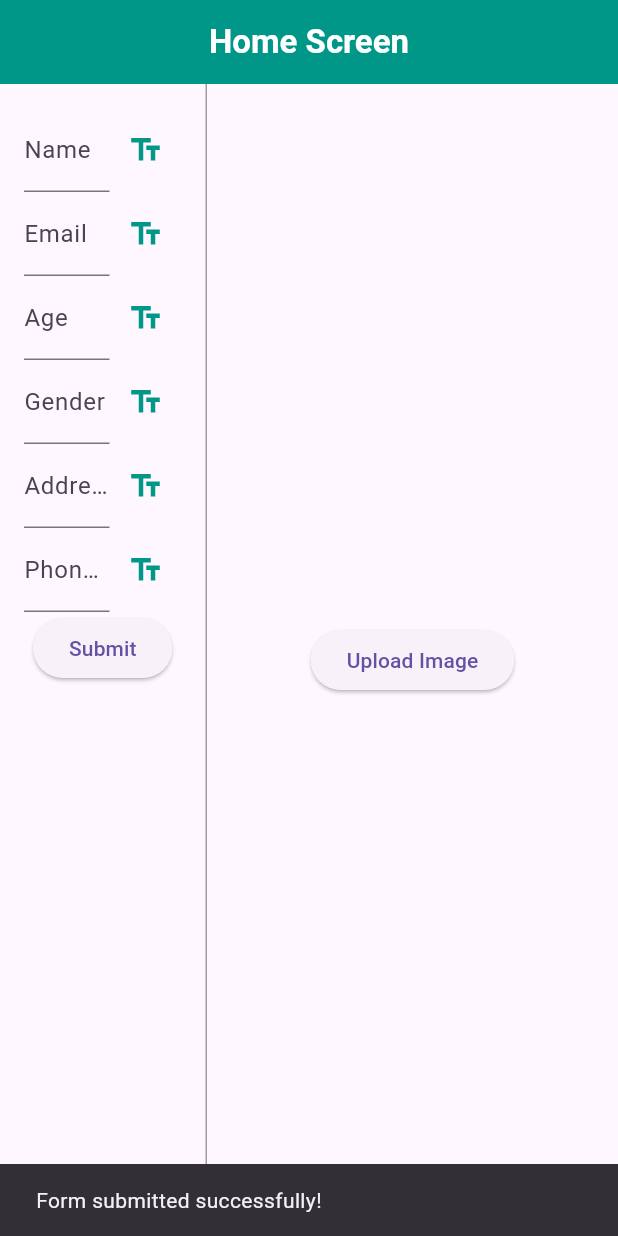
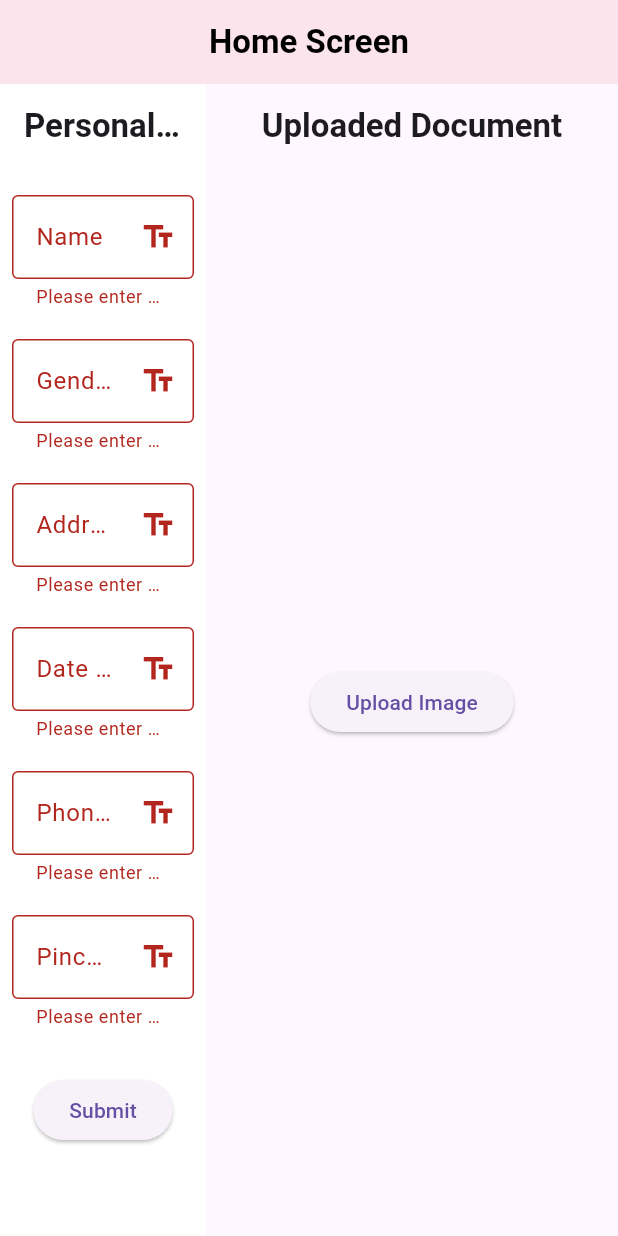
Before and after one commit to mubinsyedmuhammed/Text_extractor, a Flutter app: the screen it shows after launch, after a tap on "Submit", on a phone screen of 412 x 824 dp. Run offline on Flutter 3.47's test engine with Material 3 defaults, Android fonts, the phone set to English and light mode, and no system bars; our stand-ins replace file_picker.

Commit message:
first commit

```diff
--- /dev/null
+++ b/lib/Screen/custom_app_bar.dart
@@ -0,0 +1,33 @@
+import 'package:text_extractor/Screen/home_screen.dart';
+import 'package:flutter/material.dart';
+
+class CustomAppBar extends StatelessWidget implements PreferredSizeWidget {
+  const CustomAppBar({super.key});
+
+  @override
+  Widget build(BuildContext context) {
+    return AppBar(
+      backgroundColor: Colors.pink[50],
+      centerTitle: true,
+      title: GestureDetector(
+          onTap: () {
+            // Rebuild the HomeScreen when the title is clicked
+            Navigator.pushReplacement(
+              context,
+              MaterialPageRoute(builder: (context) => const MyHomePage()),
+            );
+          },
+        child: const Text(
+            "Home Screen",
+            style: TextStyle(
+              fontWeight: FontWeight.bold,
+              color: Colors.black
+            ),
+      )
+    ),
+    );
+  }
+
+  @override
+  Size get preferredSize => const Size.fromHeight(kToolbarHeight);
+}
--- /dev/null
+++ b/lib/Screen/home_screen.dart
@@ -0,0 +1,32 @@
+import 'package:text_extractor/Screen/custom_app_bar.dart';
+import 'package:text_extractor/containers/left_container.dart';
+import 'package:text_extractor/containers/right_container.dart';
+import 'package:flutter/material.dart';
+
+class MyHomePage extends StatefulWidget {
+  const MyHomePage({super.key});
+
+  @override
+  State<MyHomePage> createState() => _MyHomePageState();
+}
+
+class _MyHomePageState extends State<MyHomePage> {
+  @override
+  Widget build(BuildContext context) {
+    return Scaffold(
+      appBar: const CustomAppBar(),
+      body: Row(
+        children: const [
+          Expanded(
+            flex: 1,
+            child: LeftContainer(),
+          ),
+          Expanded(
+            flex: 2,
+            child: RightContainer(),
+          ),
+        ],
+      ),
+    );
+  }
+}
--- /dev/null
+++ b/lib/Services/image_uploader.dart
@@ -0,0 +1,80 @@
+import 'dart:typed_data';
+import 'package:flutter/material.dart';
+import 'package:file_picker/file_picker.dart';
+
+// ignore: use_key_in_widget_constructors
+class ImageUploader extends StatefulWidget {
+  @override
+  // ignore: library_private_types_in_public_api
+  _ImageUploaderState createState() => _ImageUploaderState();
+}
+
+class _ImageUploaderState extends State<ImageUploader> {
+  Uint8List? _selectedImageBytes;
+
+  Future<void> _pickImage() async {
+    FilePickerResult? result = await FilePicker.platform.pickFiles(
+      type: FileType.image,
+    );
+
+    if (result != null && result.files.single.bytes != null) {
+      setState(() {
+        _selectedImageBytes = result.files.single.bytes;
+      });
+    } else {
+      // ignore: use_build_context_synchronously
+      ScaffoldMessenger.of(context).showSnackBar(
+        const SnackBar(content: Text('No image selected or invalid file')),
+      );
+    }
+  }
+
+  void _clearImage() {
+    setState(() {
+      _selectedImageBytes = null;
+    });
+  }
+
+  @override
+  Widget build(BuildContext context) {
+    return Scaffold(
+      appBar: AppBar(
+        centerTitle: true,
+        title: const Text(
+          'Uploaded Document',
+          style: TextStyle(fontWeight: FontWeight.bold),
+        ),
+      ),
+      body: _selectedImageBytes == null
+          ? Center(
+              child: ElevatedButton(
+                onPressed: _pickImage,
+                child: const Text("Upload Image"),
+              ),
+            )
+          : Stack(
+              children: [
+                Center(
+                  child: Image.memory(_selectedImageBytes!),
+                ),
+                Positioned(
+                  top: 25,
+                  right: 3,
+                  child: Container(
+                    width: 40,
+                    height: 40,
+                    decoration: BoxDecoration(
+                    shape: BoxShape.circle,
+                    color: Colors.red
+                    ),
+                    child: IconButton(
+                      onPressed: _clearImage,
+                      icon: const Icon(Icons.close, color: Colors.white),
+                    ),
+                  )
+                ),
+              ],
+            ),
+    );
+  }
+}
--- /dev/null
+++ b/lib/Services/text_form.dart
@@ -0,0 +1,134 @@
+import 'package:flutter/material.dart';
+
+
+class IconButtonForText extends StatelessWidget {
+  const IconButtonForText({super.key, required this.field, required this.onExtract});
+
+  final String field;
+  final Function(String) onExtract;
+
+  @override
+  Widget build(BuildContext context) {
+    return IconButton(
+          icon: const Icon(Icons.text_fields, color: Colors.blueGrey),
+          onPressed: () => onExtract(field),
+        );
+  }
+}
+
+// ignore: use_key_in_widget_constructors
+class CustomForm extends StatefulWidget {
+  @override
+  // ignore: library_private_types_in_public_api
+  _CustomFormState createState() => _CustomFormState();
+}
+
+class _CustomFormState extends State<CustomForm> {
+  final _formKey = GlobalKey<FormState>();
+  final TextEditingController _nameController = TextEditingController();
+  final TextEditingController _pincodeController = TextEditingController();
+  final TextEditingController _phoneController = TextEditingController();
+  final TextEditingController _genderController = TextEditingController();
+  final TextEditingController _dobController = TextEditingController();
+  final TextEditingController _addressController = TextEditingController();
+
+  void _clearField(TextEditingController controller) {
+    controller.clear();
+  }
+
+  void _submitForm() {
+    if (_formKey.currentState!.validate()) {
+      ScaffoldMessenger.of(context).showSnackBar(
+        SnackBar(content: Text('Form Submitted Successfully!')),
+      );
+    }
+  }
+
+  @override
+  Widget build(BuildContext context) {
+    return Scaffold(
+      appBar: AppBar(
+        backgroundColor: Colors.white,
+        title: Text('Personal Information', style: TextStyle(
+            fontWeight: FontWeight.bold
+          ),
+        ),
+        centerTitle: true,
+      ),
+      backgroundColor: Colors.white70,
+      body: Padding(
+        padding: const EdgeInsets.all(8.0),
+        child: Form(
+          key: _formKey,
+          child: Column(
+            children: [
+              _buildTextField(
+                controller: _nameController,
+                label: 'Name',
+                icon: Icons.text_fields,
+              ),
+              _buildTextField(
+                controller: _genderController,
+                label: 'Gender',
+                icon: Icons.text_fields,
+              ),
+              _buildTextField(
+                controller: _addressController,
+                label: 'Address',
+                icon: Icons.text_fields,
+              ),
+              _buildTextField(
+                controller: _dobController,
+                label: 'Date of Birth',
+                icon: Icons.text_fields,
+              ),
+              _buildTextField(
+                controller: _phoneController,
+                label: 'Phone Number',
+                icon: Icons.text_fields,
+              ),
+              _buildTextField(
+                controller: _pincodeController,
+                label: 'Pincode',
+                icon: Icons.text_fields,
+              ),
+              SizedBox(height: 20),
+              ElevatedButton(
+                onPressed: _submitForm,
+                child: Text('Submit'),
+              ),
+            ],
+          ),
+        ),
+      ),
+    );
+  }
+
+
+  Widget _buildTextField({
+    required TextEditingController controller,
+    required String label,
+    required IconData icon,
+  }) {
+    return Padding(
+      padding: const EdgeInsets.symmetric(vertical: 10),
+      child: TextFormField(
+        controller: controller,
+        decoration: InputDecoration(
+          labelText: label,
+          border: OutlineInputBorder(),
+          suffixIcon: IconButton(
+            icon: Icon(icon),
+            onPressed: () => _clearField(controller),
+          ),
+        ),
+        validator: (value) {
+          if (value == null || value.isEmpty) {
+            return 'Please enter $label';
+          }
+          return null;
+        },
+      ),
+    );
+  }
+}
--- /dev/null
+++ b/lib/containers/left_container.dart
@@ -0,0 +1,17 @@
+// ignore: depend_on_referenced_packages
+import 'package:text_extractor/Services/text_form.dart';
+import 'package:flutter/material.dart';
+
+class LeftContainer extends StatelessWidget {
+  const LeftContainer({super.key});
+
+  @override
+  Widget build(BuildContext context) {
+    return Container(
+      color: Colors.white,
+      child: Center(
+        child: CustomForm(),
+      ),
+    );
+  }
+}
--- /dev/null
+++ b/lib/containers/right_container.dart
@@ -0,0 +1,17 @@
+// ignore: unused_import
+import 'package:text_extractor/Services/image_uploader.dart';
+import 'package:flutter/material.dart';
+
+class RightContainer extends StatelessWidget {
+  const RightContainer({super.key});
+
+  @override
+  Widget build(BuildContext context) {
+    return Container(
+      color: Colors.white,
+      child: Center(
+        child: ImageUploader(),
+      ),
+    );
+  }
+}
--- a/lib/main.dart
+++ b/lib/main.dart
@@ -1,5 +1,5 @@
 import 'package:flutter/material.dart';
-import 'screens/home_screen.dart';
+import 'package:text_extractor/Screen/home_screen.dart';
 
 void main() {
   runApp(const MyApp());
@@ -19,7 +19,7 @@ class MyApp extends StatelessWidget {
           headlineSmall: TextStyle(fontSize: 26, fontWeight: FontWeight.bold),
         ),
       ),
-      home: const HomeScreen(),
+      home: const MyHomePage(),
     );
   }
 }
--- a/lib/screens/home_screen.dart
+++ b/lib/screens/home_screen.dart
@@ -1,33 +1 @@
-import 'package:flutter/material.dart';
-import 'roi_selection_screen.dart';
-
-class HomeScreen extends StatelessWidget {
-  const HomeScreen({super.key});
-
-  @override
-  Widget build(BuildContext context) {
-    return Scaffold(
-      appBar: AppBar(
-        centerTitle: true,
-        title: GestureDetector(
-          onTap: () {
-            // Rebuild the HomeScreen when the title is clicked
-            Navigator.pushReplacement(
-              context,
-              MaterialPageRoute(builder: (context) => const HomeScreen()),
-            );
-          },
-          child: const Text(
-            "Home Screen",
-            style: TextStyle(
-              fontWeight: FontWeight.bold,
-              color: Colors.white
-            ),
-          ),
-        ),
-        backgroundColor: Colors.teal,
-      ),
-      body: const ROISelectionView(),
-    );
-  }
-}
+// TODO Implement this library.
--- a/lib/screens/roi_selection_screen.dart
+++ /dev/null
@@ -1,175 +0,0 @@
-import 'dart:developer';
-import 'dart:typed_data';
-import 'package:flutter/material.dart';
-import 'package:image/image.dart' as img;
-import 'package:image_painter/image_painter.dart';
-import 'package:file_picker/file_picker.dart';
-import 'package:text_extractor/services/roi_form.dart';
-import 'package:text_extractor/widgets/image_viewer.dart';
-import '../services/ocr_service.dart';
-
-
-class ROISelectionView extends StatefulWidget {
-  const ROISelectionView({super.key});
-
-  @override
-  ROISelectionViewState createState() => ROISelectionViewState();
-}
-
-class ROISelectionViewState extends State<ROISelectionView> {
-  Uint8List? _imageBytes;
-  late ImagePainterController _controller;
-  final _formKey = GlobalKey<FormState>();
-  final Map<String, TextEditingController> _fieldControllers = {
-    "Name": TextEditingController(),
-    "Email": TextEditingController(),
-    "Age": TextEditingController(),
-    "Gender": TextEditingController(),
-    "Address": TextEditingController(),
-    "Phone Number": TextEditingController(),
-  };
-
-  @override
-  void initState() {
-    super.initState();
-    _initializeController();
-  }
-
-  void _initializeController() {
-    _controller = ImagePainterController(
-      fill: false,
-      color: Colors.black,
-      mode: PaintMode.rect,
-      strokeWidth: 2.0,
-    );
-  }
-
-  @override
-  void dispose() {
-    _controller.dispose();
-    for (var controller in _fieldControllers.values) {
-      controller.dispose();
-    }
-    super.dispose();
-  }
-
-  Future<void> _pickFile() async {
-    FilePickerResult? result = await FilePicker.platform.pickFiles(
-      type: FileType.image,
-    );
-
-    if (result != null && result.files.single.bytes != null) {
-      setState(() {
-        _imageBytes = result.files.single.bytes;
-        _initializeController(); // Reinitialize the controller with the new image
-      });
-    } else {
-      log("File selection canceled.");
-      // ignore: use_build_context_synchronously
-      ScaffoldMessenger.of(context).showSnackBar(
-        const SnackBar(content: Text('No image selected or invalid file')),
-      );
-    }
-  }
-
-  void _clearImage() {
-    setState(() {
-      _imageBytes = null;
-      _controller.clear();
-    });
-  }
-
-  Future<void> _extractTextFromCroppedImage(String field) async {
-    if (_imageBytes == null) {
-      _showSnackBar('Please upload an image');
-      return;
-    }
-
-    final img.Image? decodedImage = img.decodeImage(_imageBytes!);
-    if (decodedImage == null || _controller.paintHistory.isEmpty) {
-      _showSnackBar('Invalid image or no ROI selected');
-      return;
-    }
-
-    final paintInfo = _controller.paintHistory.last;
-    if (paintInfo.mode != PaintMode.rect || paintInfo.offsets.length < 2) {
-      _showSnackBar('Please draw a valid rectangular ROI.');
-      return;
-    }
-
-    final int left = paintInfo.offsets[0]!.dx.toInt();
-    final int top = paintInfo.offsets[0]!.dy.toInt();
-    final int right = paintInfo.offsets[1]!.dx.toInt();
-    final int bottom = paintInfo.offsets[1]!.dy.toInt();
-
-    if (left >= right || top >= bottom) {
-      _showSnackBar('Invalid region dimensions. Please select properly.');
-      return;
-    }
-
-    try {
-      final croppedImage = img.copyCrop(decodedImage, x: left, y: top, width: right - left, height: bottom - top);
-      Uint8List croppedBytes = Uint8List.fromList(img.encodeJpg(croppedImage));
-
-      OCRService ocrService = OCRService();
-      String extractedText = await ocrService.extractText(croppedBytes);
-
-      if (extractedText.isEmpty) {
-        _showSnackBar('No text found in the cropped region');
-        return;
-      }
-
-      setState(() {
-        _fieldControllers[field]?.text = extractedText;
-      });
-
-      _showSnackBar(extractedText);
-    } catch (e) {
-      log("Error during cropping/extraction: $e");
-      _showSnackBar('Failed to process the image. Try again.');
-    }
-  }
-
-  void _showSnackBar(String message) {
-    ScaffoldMessenger.of(context).showSnackBar(
-      SnackBar(content: Text(message)),
-    );
-  }
-
-  void _submitForm() {
-    if (_formKey.currentState!.validate()) {
-      _showSnackBar('Form submitted successfully!');
-    }
-  }
-
-  @override
-  Widget build(BuildContext context) {
-    return Row(
-      crossAxisAlignment: CrossAxisAlignment.start,
-      children: [
-        Expanded(
-          flex: 1,
-          child: Padding(
-            padding: const EdgeInsets.all(16.0),
-            child: ROIForm(
-              formKey: _formKey,
-              fieldControllers: _fieldControllers,
-              onExtract: _extractTextFromCroppedImage,
-              onSubmit: _submitForm,
-            ),
-          ),
-        ),
-        const VerticalDivider(width: 1, color: Colors.grey),
-        Expanded(
-          flex: 2,
-          child: ROIImageViewer(
-            imageBytes: _imageBytes,
-            controller: _controller,
-            onPickFile: _pickFile,
-            onClearImage: _clearImage,
-          ),
-        ),
-      ],
-    );
-  }
-}
--- a/lib/services/ocr_service.dart
+++ /dev/null
@@ -1,29 +0,0 @@
-import 'dart:convert';
-import 'dart:typed_data';
-import 'package:http/http.dart' as http;
-
-class OCRService {
-  final String apiUrl = "http://127.0.0.1:8000/extract_text/";  // Fixed endpoint
-
-  Future<String> extractText(Uint8List imageBytes) async {
-    var request = http.MultipartRequest('POST', Uri.parse(apiUrl));
-
-    try {
-      // Add the image file to the request
-      request.files.add(http.MultipartFile.fromBytes('file', imageBytes, filename: 'image.jpg'));
-
-      // Send the request and await the response
-      var response = await request.send();
-
-      if (response.statusCode == 200) {
-        final responseData = await response.stream.bytesToString();
-        final extractedText = json.decode(responseData)['extracted_cleaned_text'];
-        return extractedText;
-      } else {
-        return 'Failed to extract text';
-      }
-    } catch (e) {
-      return 'Error: $e';
-    }
-  }
-}
--- a/lib/services/roi_form.dart
+++ /dev/null
@@ -1,36 +0,0 @@
-import 'package:flutter/material.dart';
-import 'package:text_extractor/widgets/text_field_widget.dart';
-
-class ROIForm extends StatelessWidget {
-  final GlobalKey<FormState> formKey;
-  final Map<String, TextEditingController> fieldControllers;
-  final Function(String field) onExtract;
-  final VoidCallback onSubmit;
-
-  const ROIForm({
-    super.key,
-    required this.formKey,
-    required this.fieldControllers,
-    required this.onExtract,
-    required this.onSubmit,
-  });
-
-  @override
-  Widget build(BuildContext context) {
-    return Form(
-      key: formKey,
-      child: Column(
-        children: [
-          for (var entry in fieldControllers.entries)
-            TextFieldWidget(
-              controller: entry.value,
-              label: entry.key,
-              field: entry.key,
-              onExtract: onExtract,
-            ),
-          ElevatedButton(onPressed: onSubmit, child: const Text("Submit")),
-        ],
-      ),
-    );
-  }
-}
--- a/lib/widgets/image_viewer.dart
+++ /dev/null
@@ -1,58 +0,0 @@
-import 'dart:typed_data';
-import 'package:flutter/material.dart';
-import 'package:image_painter/image_painter.dart';
-
-class ROIImageViewer extends StatelessWidget {
-  final Uint8List? imageBytes;
-  final ImagePainterController controller;
-  final VoidCallback onPickFile;
-  final VoidCallback onClearImage;
-
-  const ROIImageViewer({
-    super.key,
-    required this.imageBytes,
-    required this.controller,
-    required this.onPickFile,
-    required this.onClearImage,
-  });
-
-  @override
-  Widget build(BuildContext context) {
-    return Scaffold(
-      body: imageBytes == null
-          ? Center(
-              child: ElevatedButton(
-                onPressed: onPickFile,
-                child: const Text("Upload Image"),
-              ),
-            )
-          : Expanded(
-              child: Stack(
-                children: [
-                  ImagePainter.memory(
-                    imageBytes!,
-                    controller: controller,
-                    scalable: true,
-                  ),
-                  Positioned(
-                    top: 60,
-                    right: 6,
-                    child: Container(
-                      width: 40,
-                      height: 40,
-                      decoration: BoxDecoration(
-                        shape: BoxShape.circle,
-                        color: Colors.red,
-                      ),
-                      child: IconButton(
-                        onPressed: onClearImage,
-                        icon: const Icon(Icons.close, color: Colors.white),
-                      ),
-                    ),
-                  ),
-                ],
-              ),
-            ),
-    );
-  }
-}
--- a/lib/widgets/text_field_widget.dart
+++ /dev/null
@@ -1,37 +0,0 @@
-import 'package:flutter/material.dart';
-
-class TextFieldWidget extends StatelessWidget {
-  final TextEditingController controller;
-  final String label;
-  final String field;
-  final bool isNumeric;
-  final Function(String) onExtract;
-
-  const TextFieldWidget({
-    super.key,
-    required this.controller,
-    required this.label,
-    required this.field,
-    this.isNumeric = false,
-    required this.onExtract,
-  });
-
-  @override
-  Widget build(BuildContext context) {
-    return Row(
-      children: [
-        Expanded(
-          child: TextFormField(
-            controller: controller,
-            decoration: InputDecoration(labelText: label),
-            keyboardType: isNumeric ? TextInputType.number : TextInputType.text,
-          ),
-        ),
-        IconButton(
-          icon: const Icon(Icons.text_fields, color: Colors.teal),
-          onPressed: () => onExtract(field),
-        ),
-      ],
-    );
-  }
-}
```
Also changed, not shown: pubspec.yaml (+1 -9 lines), lib/Services/roi_selection.dart (added), pubspec.lock, 1 other file.
